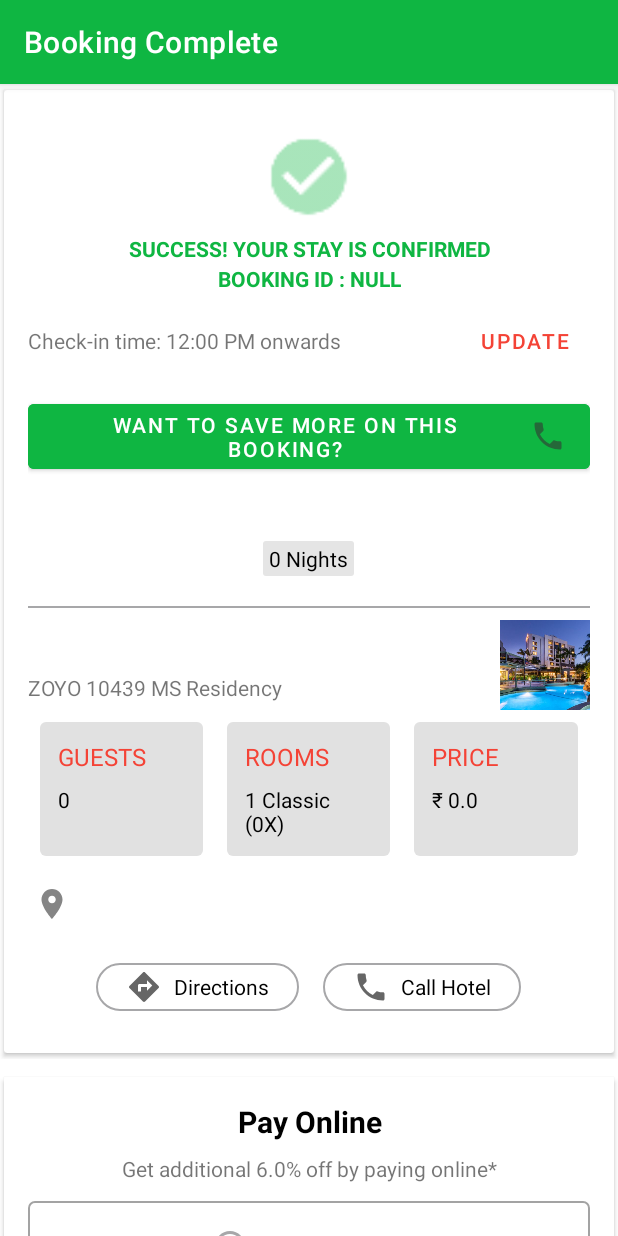
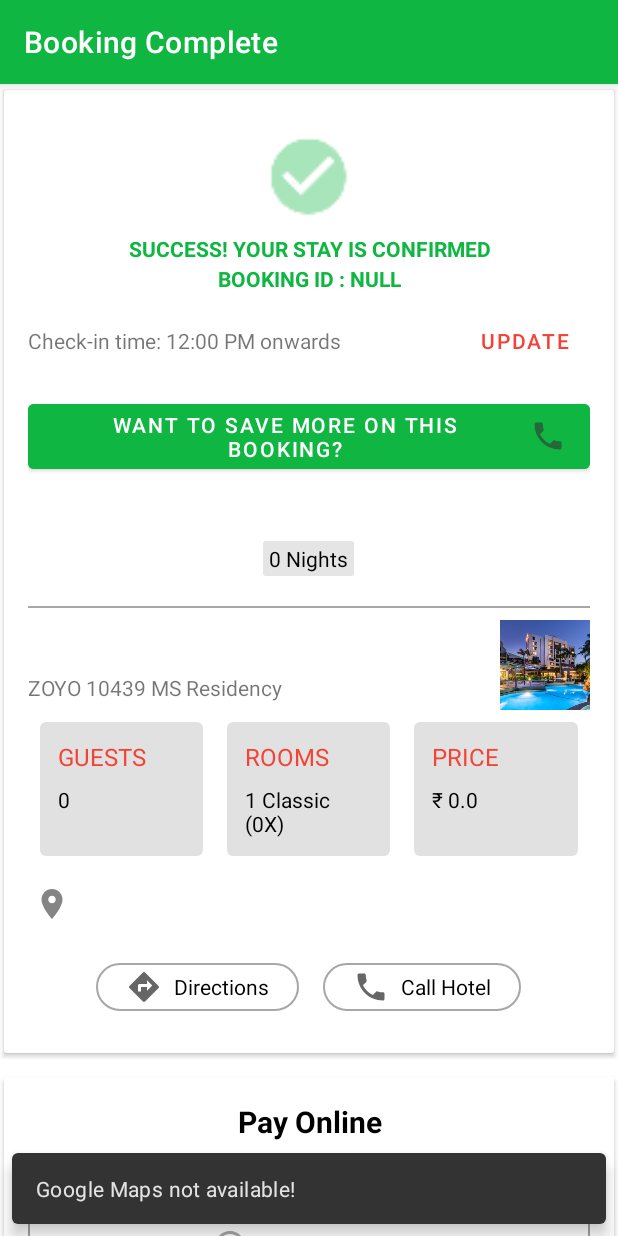
Before and after one commit to srdalai/new-town-room, an Android app: the BookingComplete screen opened directly, with no data from a screen before it, after a tap on "Directions", on a phone screen of 412 x 824 dp. Run offline under Robolectric (Android 15) with nearby library versions, the phone set to English and light mode, and no system bars; libraries missing offline, so code that uses them is left out: com.payumoney.core, com.payumoney.sdkui; 2 statements that could not run were skipped.

Commit message:
#15 Core Changes

```diff
--- a/app/src/main/java/com/newtownroom/userapp/adapters/InterestAdapter.java
+++ b/app/src/main/java/com/newtownroom/userapp/adapters/InterestAdapter.java
@@ -41,6 +41,7 @@
         holder.textView.setText(interest.getName());
         Glide.with(mContext)
                 .load(interest.getImage())
+                .error(R.drawable.background_drawable)
                 .diskCacheStrategy(DiskCacheStrategy.ALL)
                 .into(holder.imageView);
 
--- a/app/src/main/java/com/newtownroom/userapp/ui/BookingComplete.java
+++ b/app/src/main/java/com/newtownroom/userapp/ui/BookingComplete.java
@@ -15,11 +15,13 @@
 import android.net.Uri;
 import android.os.Bundle;
 import android.util.Log;
+import android.view.View;
 import android.widget.EditText;
 import android.widget.TextView;
 import android.widget.Toast;
 
 import com.google.android.material.button.MaterialButton;
+import com.google.android.material.snackbar.Snackbar;
 import com.newtownroom.userapp.R;
 import com.newtownroom.userapp.adapters.InterestAdapter;
 import com.newtownroom.userapp.models.BookingData;
@@ -58,6 +60,7 @@
     TextView textDirections, textCallNow;
     RecyclerView interestRecycler;
     String checkInDate, checkOutDate, name, hotel_name, hotel_address;
+    View interest_layout, parentView;
 
     GetDataService service;
     ProgressDialog progressDialog;
@@ -152,17 +155,22 @@
         btnCancel = findViewById(R.id.btnCancel);
         btnShare = findViewById(R.id.btnShare);
         btnGetAssistance = findViewById(R.id.btnGetAssistance);
+        interest_layout = findViewById(R.id.interest_layout);
+        parentView = findViewById(R.id.parentView);
     }
 
     private void setClickListeners() {
         textDirections.setOnClickListener((view -> {
             //String mapUri = "geo:37.7749,-122.4194";
+            Toast.makeText(this, "Lat: "+lat+", Long: "+lang, Toast.LENGTH_SHORT).show();
             String mapUri = "geo:" + lat + "," + lang;
             Uri gmmIntentUri = Uri.parse(mapUri);
             Intent mapIntent = new Intent(Intent.ACTION_VIEW, gmmIntentUri);
             mapIntent.setPackage("com.google.android.apps.maps");
             if (mapIntent.resolveActivity(getPackageManager()) != null) {
                 startActivity(mapIntent);
+            } else {
+                Snackbar.make(parentView, "Google Maps not available!", Snackbar.LENGTH_LONG).show();
             }
         }));
 
@@ -234,6 +242,11 @@
     }
 
     private void processInterestsData(ArrayList<LocalInterest> interests) {
+        Log.d("Total", interests.size()+"");
+        if (interests.size() == 0) {
+            interest_layout.setVisibility(View.GONE);
+            return;
+        }
         InterestAdapter interestAdapter = new InterestAdapter(this, interests);
         RecyclerView.LayoutManager layoutManager = new LinearLayoutManager(this, RecyclerView.HORIZONTAL, false);
         interestRecycler.setLayoutManager(layoutManager);
--- a/app/src/main/res/layout/activity_booking_complete.xml
+++ b/app/src/main/res/layout/activity_booking_complete.xml
@@ -2,6 +2,7 @@
 <FrameLayout xmlns:android="http://schemas.android.com/apk/res/android"
     xmlns:app="http://schemas.android.com/apk/res-auto"
     xmlns:tools="http://schemas.android.com/tools"
+    android:id="@+id/parentView"
     android:layout_width="match_parent"
     android:layout_height="match_parent"
     tools:context=".ui.BookingComplete">
@@ -14,7 +15,7 @@
         <LinearLayout
             android:layout_width="match_parent"
             android:layout_height="wrap_content"
-            android:orientation="vertical" >
+            android:orientation="vertical">
 
             <include
                 layout="@layout/component_complete_stay_details"
@@ -25,25 +26,26 @@
                 layout="@layout/component_pay_online_layout"
                 android:layout_width="match_parent"
                 android:layout_height="wrap_content"
-                android:layout_marginTop="8dp"/>
+                android:layout_marginTop="8dp" />
 
             <include
                 layout="@layout/component_need_help_layout"
                 android:layout_width="match_parent"
                 android:layout_height="wrap_content"
-                android:layout_marginTop="8dp"/>
+                android:layout_marginTop="8dp" />
 
             <include
+                android:id="@+id/interest_layout"
                 layout="@layout/comonent_local_interest_layout"
                 android:layout_width="match_parent"
                 android:layout_height="wrap_content"
-                android:layout_marginTop="8dp"/>
+                android:layout_marginTop="8dp" />
 
             <LinearLayout
                 android:layout_width="match_parent"
                 android:layout_height="match_parent"
+                android:gravity="center_horizontal"
                 android:orientation="horizontal"
-                android:gravity="center_horizontal"
                 android:paddingTop="@dimen/dimen_8dp"
                 android:paddingBottom="@dimen/dimen_8dp">
 
```
Also changed, not shown: app/src/main/java/com/newtownroom/userapp/adapters/HotelsListAdapter.java (+7 -0 lines).
